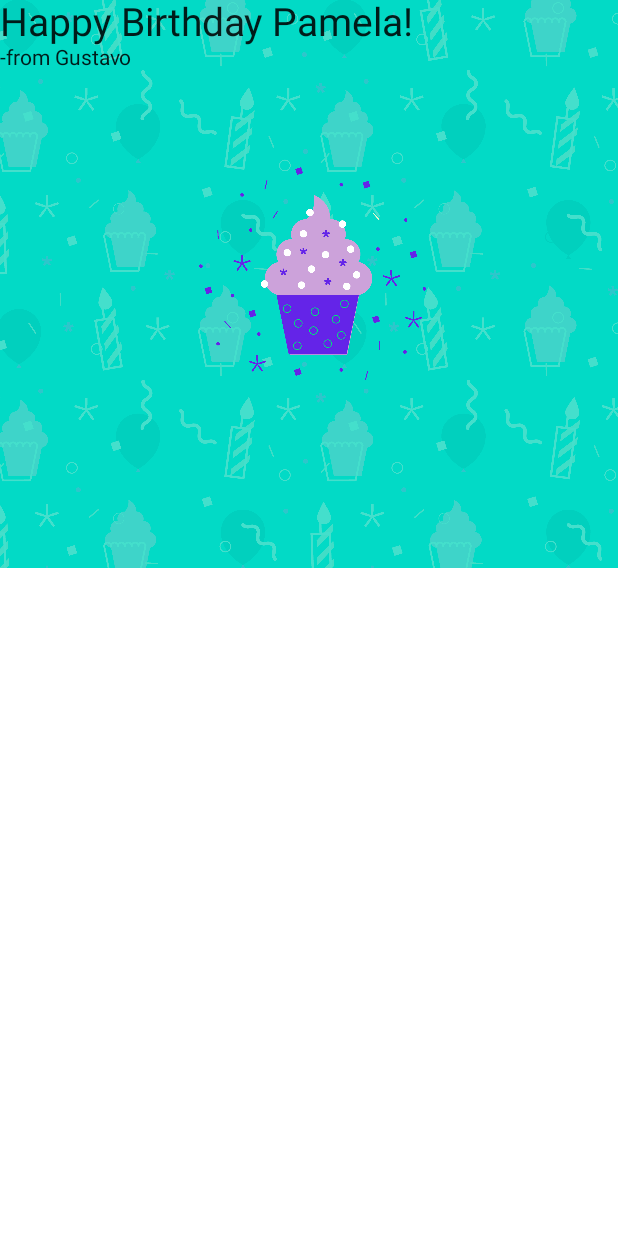
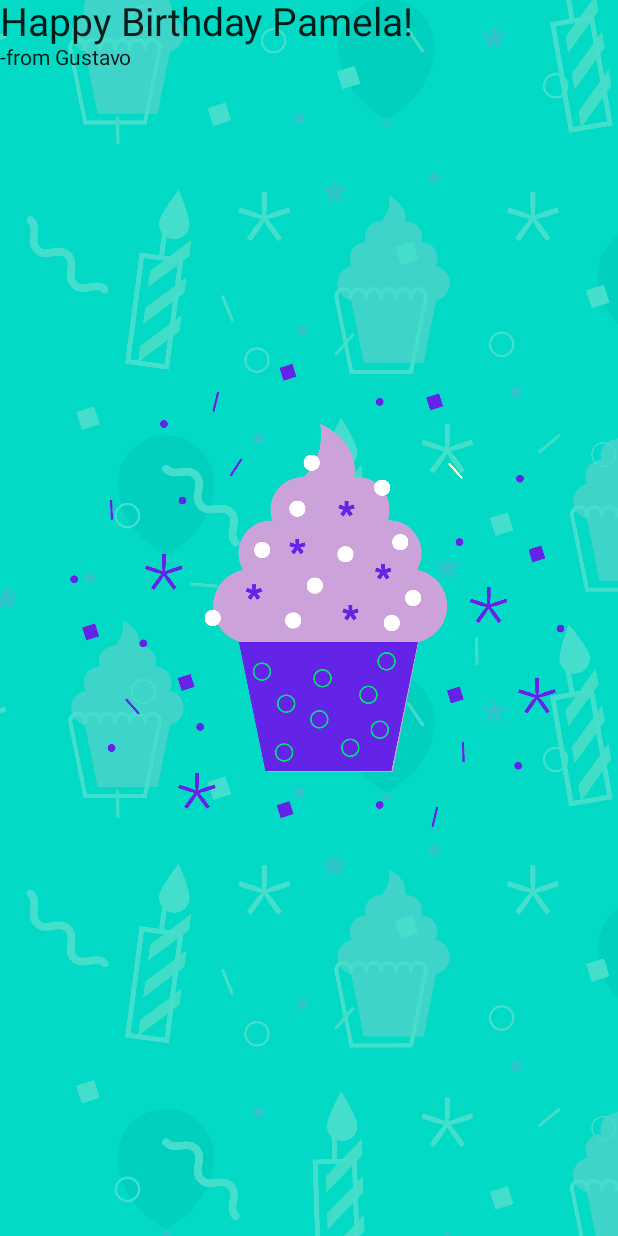
Before and after one commit to gkpiccoli/kotlin_birthday_app, an Android app built with Jetpack Compose: the screen it shows after launch (MainActivity), on a phone screen of 412 x 824 dp. Run offline under Robolectric (Android 15) with nearby library versions, the phone set to English and light mode, and no system bars.

Commit message:
feat: fullscreen

```diff
--- a/app/src/main/java/com/example/happybirthday/MainActivity.kt
+++ b/app/src/main/java/com/example/happybirthday/MainActivity.kt
@@ -4,14 +4,13 @@ import android.os.Bundle
 import androidx.activity.ComponentActivity
 import androidx.activity.compose.setContent
 import androidx.compose.foundation.Image
-import androidx.compose.foundation.layout.Box
-import androidx.compose.foundation.layout.Column
-import androidx.compose.foundation.layout.fillMaxSize
+import androidx.compose.foundation.layout.*
 import androidx.compose.material.MaterialTheme
 import androidx.compose.material.Surface
 import androidx.compose.material.Text
 import androidx.compose.runtime.Composable
 import androidx.compose.ui.Modifier
+import androidx.compose.ui.layout.ContentScale
 import androidx.compose.ui.res.painterResource
 import androidx.compose.ui.tooling.preview.Preview
 import androidx.compose.ui.unit.sp
@@ -27,7 +26,7 @@ class MainActivity : ComponentActivity() {
                     modifier = Modifier.fillMaxSize(),
                     color = MaterialTheme.colors.background
                 ) {
-                BirthdayGreetingWithImage(message = "Happy Birthday Pamela!", from = "-from Gustavo")
+                    BirthdayGreetingWithImage(message = "Happy Birthday Pamela!", from = "-from Gustavo")
                 }
             }
         }
@@ -36,17 +35,24 @@ class MainActivity : ComponentActivity() {
 @Composable
 fun BirthDayGreetingWithText(message: String, from: String){
     Column{
-        Text(text = message, fontSize = 26.sp)
+        Text(text = message, fontSize = 26.sp,
+        modifier = Modifier.fillMaxWidth())
         Text(text = from, fontSize = 14.sp)
     }
 }
 @Composable
 fun BirthdayGreetingWithImage(message: String, from: String){
     val image = painterResource(id = R.drawable.androidparty)
-  Box {
-      Image(painter = image, contentDescription = null )
-      BirthDayGreetingWithText(message = message, from = from)
-  }
+    Box {
+        Image(painter = image,
+            contentDescription = null,
+            modifier = Modifier
+                .fillMaxWidth()
+                .fillMaxHeight(),
+            contentScale = ContentScale.Crop
+        )
+        BirthDayGreetingWithText(message = message, from = from)
+    }
 }
 @Preview(showBackground = false)
 @Composable
```
